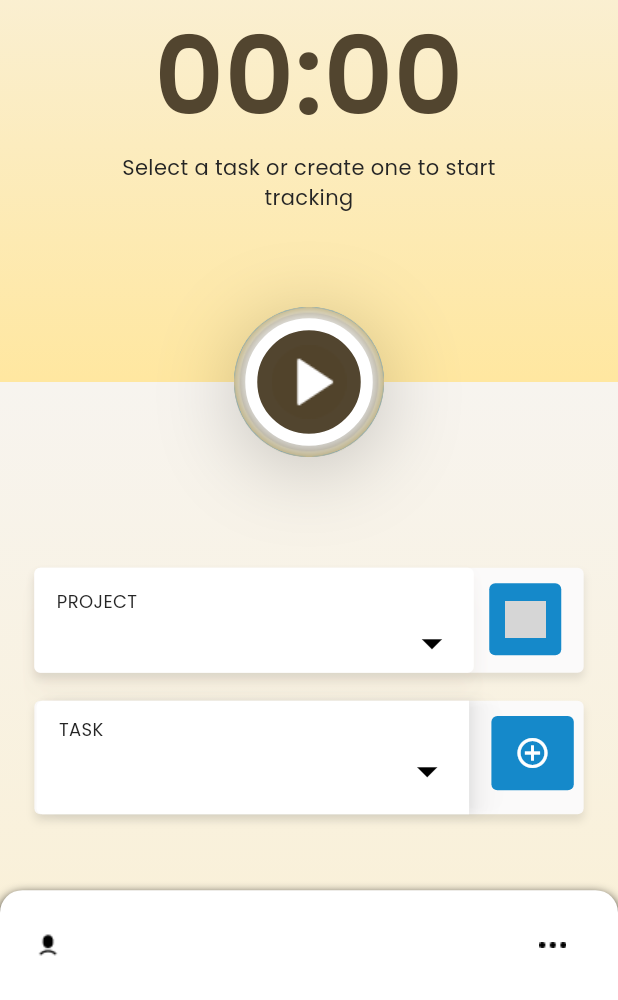
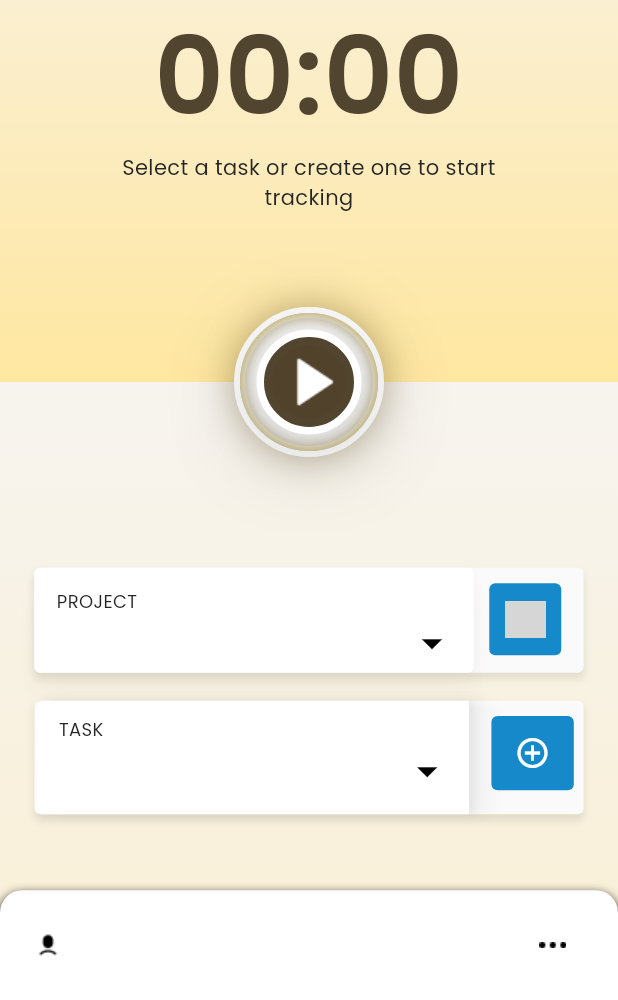
Before and after one commit to atuljava741/kestral, a Flutter app: the KestrelScreen screen opened directly, on a phone screen of 412 x 824 dp, the part 236-1236 px from its top. Run offline on Flutter 3.47's test engine with Material 3 defaults, Android fonts, the phone set to English and light mode, and no system bars; our stand-ins replace device_info, flutter_svg, google_sign_in, graphql, graphql_flutter, package_info_plus and 2 more; missing offline and left inert: aad_oauth, flutter_keychain, logger_plus, shared_storage; accounts and stored records are empty; network calls fail; grey boxes are pictures that could not be loaded.

Commit message:
ui fixes play.pause button

```diff
--- a/lib/dashboard/dashboard.dart
+++ b/lib/dashboard/dashboard.dart
@@ -47,9 +47,20 @@ class KestrelScreen extends StatelessWidget {
                     child: Container(
                       height: 100,
                       width: 100,
-                      decoration: const BoxDecoration(
+                      decoration: BoxDecoration(
                         shape: BoxShape.circle,
-                        color: Colors.blue, // Change color as needed
+                        border: Border.all(
+                          color: Colors.white,
+                          width: 4,
+                        ),
+                        boxShadow: [
+                          BoxShadow(
+                            color: Color(0x6E5A21).withOpacity(0.4), // Adjust opacity if needed
+                            offset: Offset(0, 0),
+                            blurRadius: 20,
+                            spreadRadius: 0,
+                          ),
+                        ],
                       ),
                       child: Center(
                         child: GestureDetector(
@@ -57,8 +68,6 @@ class KestrelScreen extends StatelessWidget {
                             onStartButtonClicked(viewModel);
                           },
                           child: SizedBox(
-                            width: 120,
-                            height: 120,
                             child: Stack(
                               children: [
                                 Center(
@@ -70,19 +79,17 @@ class KestrelScreen extends StatelessWidget {
                                   child: Opacity(
                                     opacity: 1,
                                     child: SizedBox(
-                                      width: 100,
-                                      height: 100,
                                       child: Stack(
                                         alignment: Alignment.center,
                                         children: [
                                           Container(
-                                            width: 85,
-                                            height: 85,
+                                            width: 70,
+                                            height: 70,
                                             decoration: ShapeDecoration(
                                               color: viewModel.getColor(),
                                               shape: const OvalBorder(
                                                 side: BorderSide(
-                                                    width: 8,
+                                                    width: 5,
                                                     color: Color(0XFFFFFFFF)),
                                               ),
                                               shadows: const [
@@ -472,10 +479,7 @@ class KestrelScreen extends StatelessWidget {
                       GestureDetector(
                         // Wrap the Container with a GestureDetector
                         onTap: () async {
-                          if (viewModel.getSelectProjectText() != "" &&
-                              viewModel.getSelectProjectText() !=
-                                  "Select Project") {
-                            print("callll");
+                          if (viewModel.getSelectProjectText() != "" && viewModel.getSelectProjectText() != "Select Project") {
                             InCompleteTaskList incompleteTashList =
                                 await getMyTaskList(
                                     Utils.selectedProjectId,
@@ -825,7 +829,6 @@ class KestrelScreen extends StatelessWidget {
                     ),
                     const SizedBox(height: 10),
                     TButtons((index) {
-                      print(index);
                       viewModel.newTaskPriority = index;
                     }),
                     Padding(
@@ -836,19 +839,22 @@ class KestrelScreen extends StatelessWidget {
                           bottom: 20.Sh),
                       child: GestureDetector(
                         onTap: () async {
-                          //int projectId, int taskCategoryId, int employeeId, String taskName, String dueDate,String taskPriority
+                          if( Utils.selectedCategoryId==-1 || viewModel.textFieldController.text.trim().isEmpty){
+                            Utils.showBottomSheet(context, Icons.error,
+                                Colors.red, "The task field is empty. Please enter a task.");
+                          }else{
                           await addTask(
                               Utils.selectedProjectId,
                               Utils.selectedCategoryId,
-                              Utils.userInformation!.data.userAuthentication
-                                  .employeeId,
+                              Utils.userInformation!.data.userAuthentication.employeeId,
                               viewModel.textFieldController.text.trim(),
                               viewModel.getDueDate(),
                               viewModel.newTaskPriority);
-                          Utils.selectedCategoryId=-1;
-                          viewModel.textFieldController.text="";
-                          Navigator.pop(context);
-                          Utils.showBottomSheet(context, Icons.done, Colors.green, "Task added successfully");
+                              Utils.selectedCategoryId=-1;
+                              viewModel.textFieldController.text="";
+                              Navigator.pop(context);
+                              Utils.showBottomSheet(context, Icons.done, Colors.green, "Task added successfully");
+                          }
                         },
                         child: Container(
                           width: double.infinity,
@@ -1084,8 +1090,6 @@ class KestrelScreen extends StatelessWidget {
                   GestureDetector(
                     onTap: () async {
                       // if(Utils.selectedSubTaskId != 0 ) {
-                      print(
-                          "Utils.selectedSubTaskId  ${Utils.selectedSubTaskId}");
                       InCompleteTaskList incompleteTashList =
                           await getMyTaskList(
                               Utils.selectedProjectId,
```
Also changed, not shown: lib/utils/utils.dart (+7 -5 lines).
